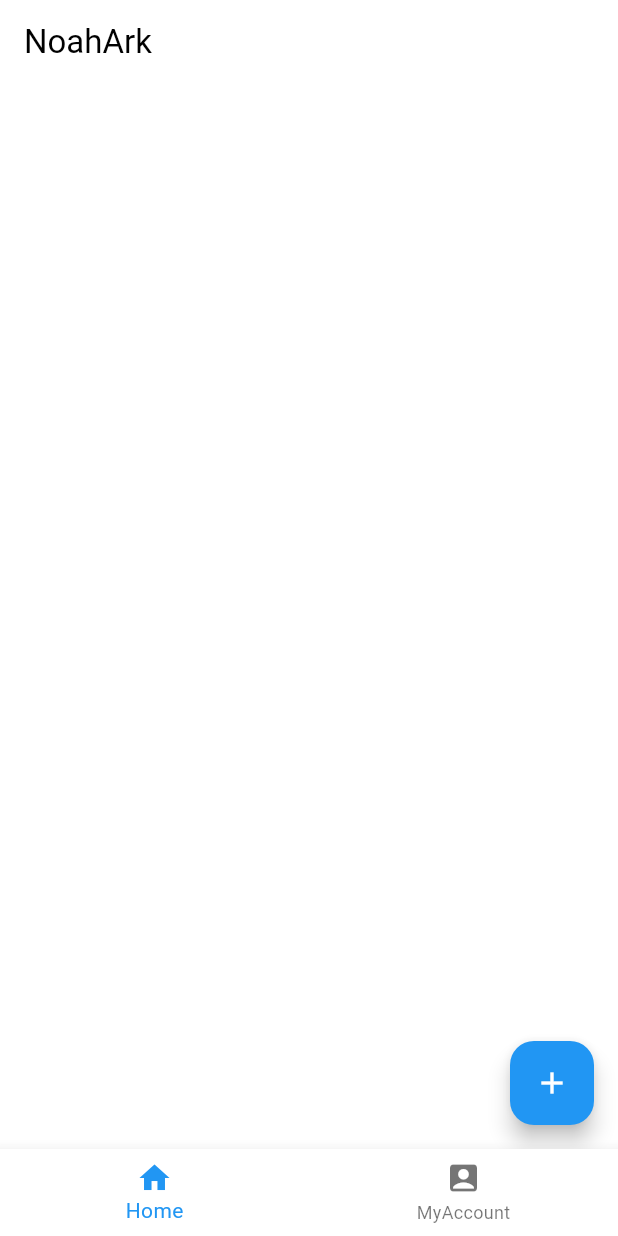
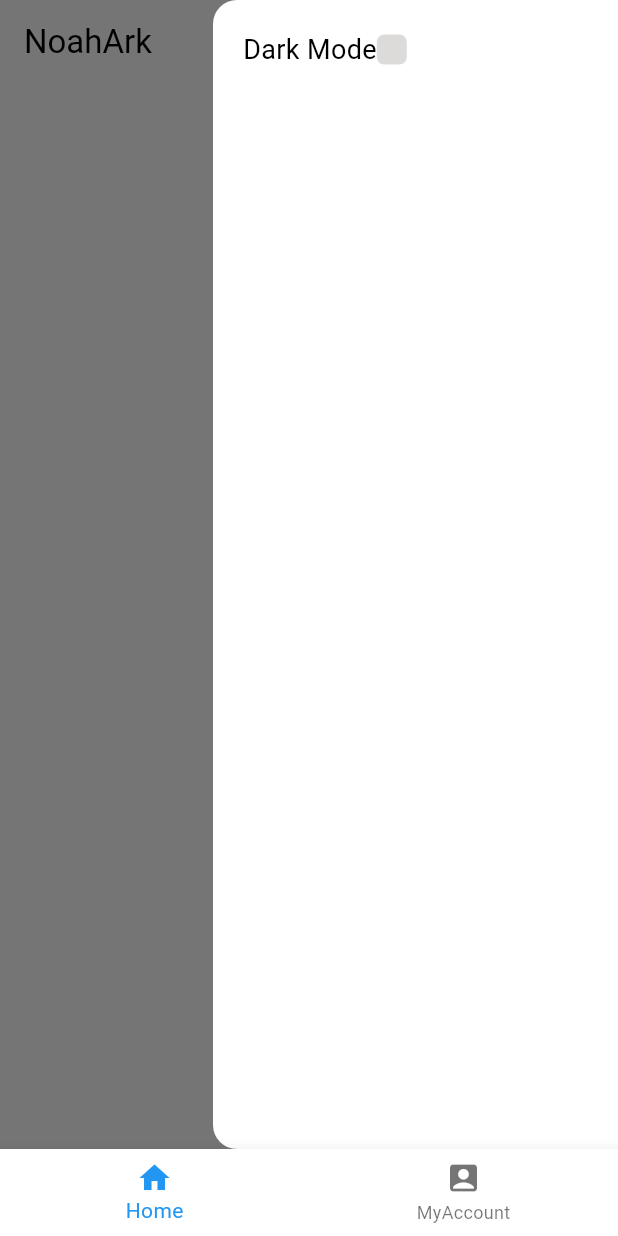
Before and after one commit to Admiral-123/noah_ark, a Flutter app: the screen it shows once a user with an empty profile is signed in, with the side drawer open (before the commit the screen has no drawer), on a phone screen of 412 x 824 dp. Run offline on Flutter 3.47's test engine with Material 3 defaults, Android fonts, the light colour scheme and no system bars; our stand-ins replace flutter_dotenv, image_picker, supabase_flutter; missing offline and left inert: dart:ffi; accounts and stored records are empty.

Commit message:
theme customization 2

```diff
--- a/lib/feed_page.dart
+++ b/lib/feed_page.dart
@@ -1,8 +1,8 @@
 import 'package:flutter/material.dart';
 import 'package:noah_ark/backend_handling_and_providers/supabase_handle.dart';
+import 'package:noah_ark/backend_handling_and_providers/theme_provider.dart';
 import 'package:noah_ark/post.dart';
 import 'package:provider/provider.dart';
-import 'package:supabase_flutter/supabase_flutter.dart';
 
 class FeedPage extends StatefulWidget {
   const FeedPage({super.key});
@@ -21,6 +21,7 @@ class _FeedPageState extends State<FeedPage>
 
   @override
   Widget build(BuildContext context) {
+    var isDarkMode = context.read<ThemeProvider>().isDark;
     super.build(context);
     return Scaffold(
       appBar: AppBar(
@@ -69,11 +70,6 @@ class _FeedPageState extends State<FeedPage>
                 final userName =
                     context.read<SupabaseHandle>().postUserName(postUser);
 
-                // List<Future> futureOfLikeDislike = [
-                //   context.read<SupabaseHandle>().postUpvoteList(postId),
-                //   context.read<SupabaseHandle>().postDownvoteList(postId)
-                // ];
-
                 return Column(
                   children: [
                     Padding(
@@ -109,6 +105,7 @@ class _FeedPageState extends State<FeedPage>
 
                                     return Text("a/$username",
                                         style: TextStyle(
+                                            color: Colors.black,
                                             fontWeight: FontWeight.w300));
                                   }),
                             ),
@@ -207,7 +204,11 @@ class _FeedPageState extends State<FeedPage>
                                                 .totalCount(postId),
                                             builder: (context, snapshot) {
                                               var count = snapshot.data ?? 0;
-                                              return Text(count.toString());
+                                              return Text(
+                                                count.toString(),
+                                                style: TextStyle(
+                                                    color: Colors.black),
+                                              );
                                             }),
                                         Expanded(
                                           child: FutureBuilder(
@@ -271,6 +272,41 @@ class _FeedPageState extends State<FeedPage>
         },
         child: Icon(Icons.add),
       ),
+      endDrawer: Drawer(
+          width: 270,
+          child: ListView(
+            children: [
+              Padding(
+                padding: const EdgeInsets.all(20.0),
+                child: Column(
+                  children: [
+                    Row(
+                      mainAxisSize: MainAxisSize.max,
+                      children: [
+                        Text("Dark Mode", style: TextStyle(fontSize: 18)),
+                        GestureDetector(
+                          onTap: () {
+                            setState(() {
+                              context.read<ThemeProvider>().darkThemeToggle();
+                            });
+                          },
+                          child: Container(
+                            height: 20,
+                            width: 20,
+                            decoration: BoxDecoration(
+                                borderRadius: BorderRadius.circular(5.0),
+                                color: isDarkMode
+                                    ? Colors.green
+                                    : const Color.fromARGB(255, 221, 218, 218)),
+                          ),
+                        )
+                      ],
+                    )
+                  ],
+                ),
+              ),
+            ],
+          )),
     );
   }
 }
```
